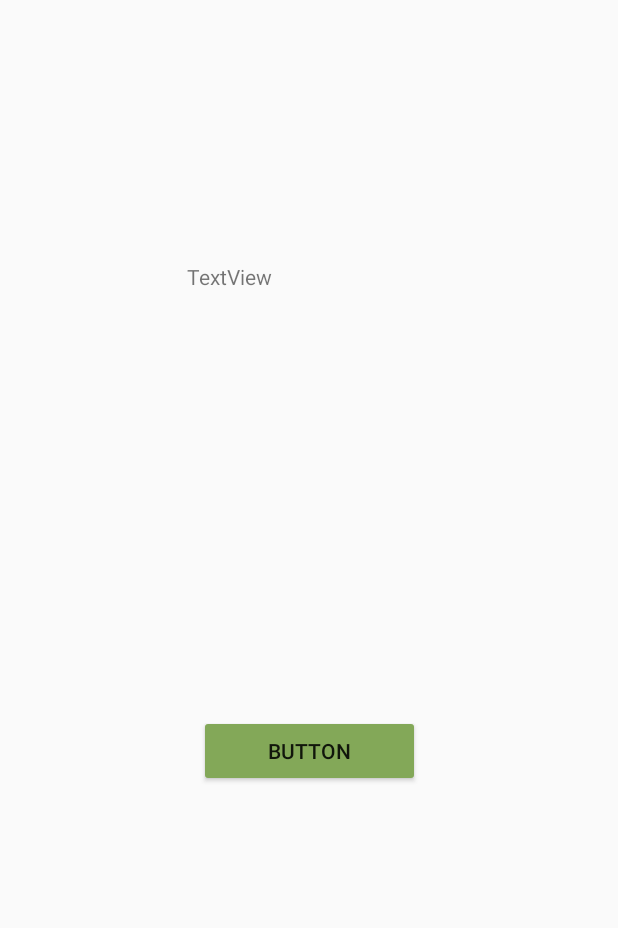
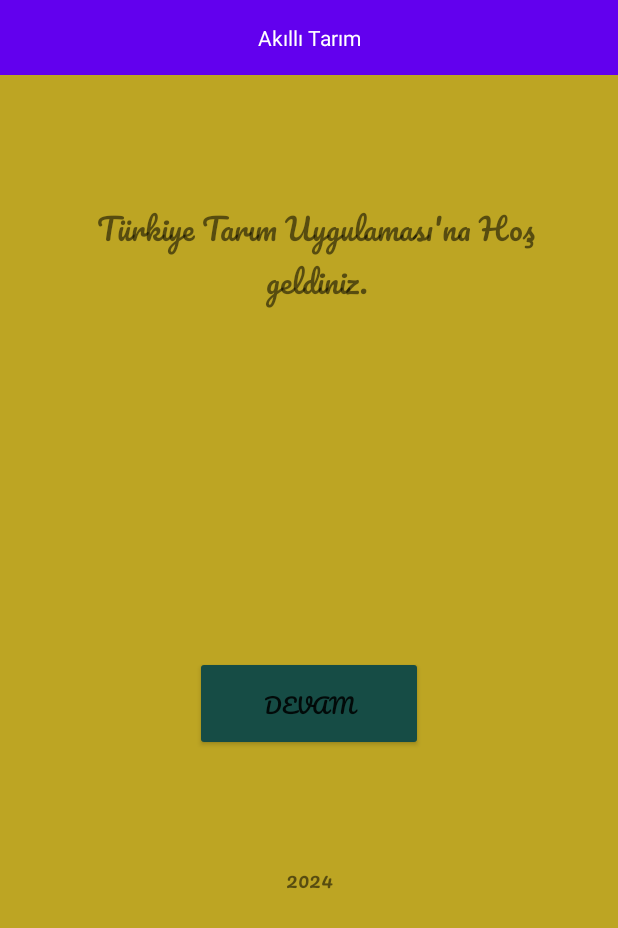
Before and after one commit to yavuzbeyy/TUBITAK-TarimMobile, an Android app built with Jetpack Compose: the screen it shows after launch (MainActivity), on a phone screen of 412 x 824 dp. Shown: the top 928 px of the screen. Run offline under Robolectric (Android 15) with nearby library versions, the phone set to English and light mode, and no system bars.

Commit message:
MainPage designed

```diff
--- a/app/src/main/AndroidManifest.xml
+++ b/app/src/main/AndroidManifest.xml
@@ -13,6 +13,9 @@
         android:theme="@style/Theme.TBTKTarimApp"
         tools:targetApi="31">
         <activity
+            android:name=".GetCoordinatActivity"
+            android:exported="false" />
+        <activity
             android:name=".MainActivity"
             android:exported="true"
             android:label="AkıllıTarım"
--- /dev/null
+++ b/app/src/main/java/com/example/tbtktarimapp/GetCoordinatActivity.kt
@@ -0,0 +1,20 @@
+package com.example.tbtktarimapp
+
+import android.os.Bundle
+import androidx.activity.enableEdgeToEdge
+import androidx.appcompat.app.AppCompatActivity
+import androidx.core.view.ViewCompat
+import androidx.core.view.WindowInsetsCompat
+
+class GetCoordinatActivity : AppCompatActivity() {
+    override fun onCreate(savedInstanceState: Bundle?) {
+        super.onCreate(savedInstanceState)
+        enableEdgeToEdge()
+        setContentView(R.layout.activity_get_coordinat)
+        ViewCompat.setOnApplyWindowInsetsListener(findViewById(R.id.main)) { v, insets ->
+            val systemBars = insets.getInsets(WindowInsetsCompat.Type.systemBars())
+            v.setPadding(systemBars.left, systemBars.top, systemBars.right, systemBars.bottom)
+            insets
+        }
+    }
+}
--- /dev/null
+++ b/app/src/main/res/layout/activity_get_coordinat.xml
@@ -0,0 +1,10 @@
+<?xml version="1.0" encoding="utf-8"?>
+<androidx.constraintlayout.widget.ConstraintLayout xmlns:android="http://schemas.android.com/apk/res/android"
+    xmlns:app="http://schemas.android.com/apk/res-auto"
+    xmlns:tools="http://schemas.android.com/tools"
+    android:id="@+id/main"
+    android:layout_width="match_parent"
+    android:layout_height="match_parent"
+    tools:context=".GetCoordinatActivity">
+
+</androidx.constraintlayout.widget.ConstraintLayout>
--- a/app/src/main/res/layout/activity_main.xml
+++ b/app/src/main/res/layout/activity_main.xml
@@ -5,31 +5,71 @@
     android:id="@+id/main"
     android:layout_width="match_parent"
     android:layout_height="match_parent"
+    android:background="#BDA523"
     tools:context=".MainActivity">
 
     <TextView
         android:id="@+id/textView"
-        android:layout_width="163dp"
-        android:layout_height="80dp"
-        android:layout_marginStart="65dp"
-        android:layout_marginTop="149dp"
-        android:layout_marginEnd="65dp"
-        android:layout_marginBottom="196dp"
-        android:text="TextView"
+        android:layout_width="298dp"
+        android:layout_height="86dp"
+        android:layout_marginStart="62dp"
+        android:layout_marginEnd="62dp"
+        android:fontFamily="@font/pacifico"
+        android:text="Türkiye Tarım Uygulaması'na Hoş geldiniz."
+        android:textAlignment="center"
+        android:textSize="20sp"
         app:layout_constraintBottom_toTopOf="@+id/button"
+        app:layout_constraintEnd_toEndOf="parent"
+        app:layout_constraintHorizontal_bias="0.0"
+        app:layout_constraintStart_toStartOf="parent"
+        app:layout_constraintTop_toTopOf="parent"
+        app:layout_constraintVertical_bias="0.371" />
+
+    <Button
+        android:id="@+id/button"
+        android:layout_width="152dp"
+        android:layout_height="63dp"
+        android:layout_marginTop="437dp"
+        android:layout_marginBottom="70dp"
+        android:backgroundTint="#164C45"
+        android:fontFamily="@font/pacifico"
+        android:text="DEVAM"
+        app:layout_constraintBottom_toTopOf="@+id/textView2"
         app:layout_constraintEnd_toEndOf="parent"
         app:layout_constraintStart_toStartOf="parent"
         app:layout_constraintTop_toTopOf="parent" />
 
-    <Button
-        android:id="@+id/button"
-        android:layout_width="147dp"
-        android:layout_height="48dp"
-        android:layout_marginBottom="274dp"
-        android:backgroundTint="#83A858"
-        android:text="Button"
+    <TextView
+        android:id="@+id/textView2"
+        android:layout_width="67dp"
+        android:layout_height="0dp"
+        android:layout_marginBottom="61dp"
+        android:fontFamily="@font/pacifico"
+        android:text="2024"
+        android:textAlignment="center"
         app:layout_constraintBottom_toBottomOf="parent"
         app:layout_constraintEnd_toEndOf="parent"
         app:layout_constraintStart_toStartOf="parent"
-        app:layout_constraintTop_toBottomOf="@+id/textView" />
+        app:layout_constraintTop_toBottomOf="@+id/button" />
+
+    <androidx.appcompat.widget.Toolbar
+        android:id="@+id/toolbar"
+        android:layout_width="0dp"
+        android:layout_height="50dp"
+        android:background="?attr/colorPrimary"
+        android:minHeight="?attr/actionBarSize"
+        android:theme="?attr/actionBarTheme"
+        app:layout_constraintEnd_toEndOf="parent"
+        app:layout_constraintStart_toStartOf="parent"
+        app:layout_constraintTop_toTopOf="parent">
+
+        <TextView
+            android:id="@+id/textView4"
+            android:layout_width="wrap_content"
+            android:layout_height="wrap_content"
+            android:text="Akıllı Tarım"
+            android:textColor="@android:color/white"
+            android:layout_gravity="center"/>
+    </androidx.appcompat.widget.Toolbar>
+
 </androidx.constraintlayout.widget.ConstraintLayout>
```
Also changed, not shown: app/src/main/res/font/pacifico.ttf (added).
